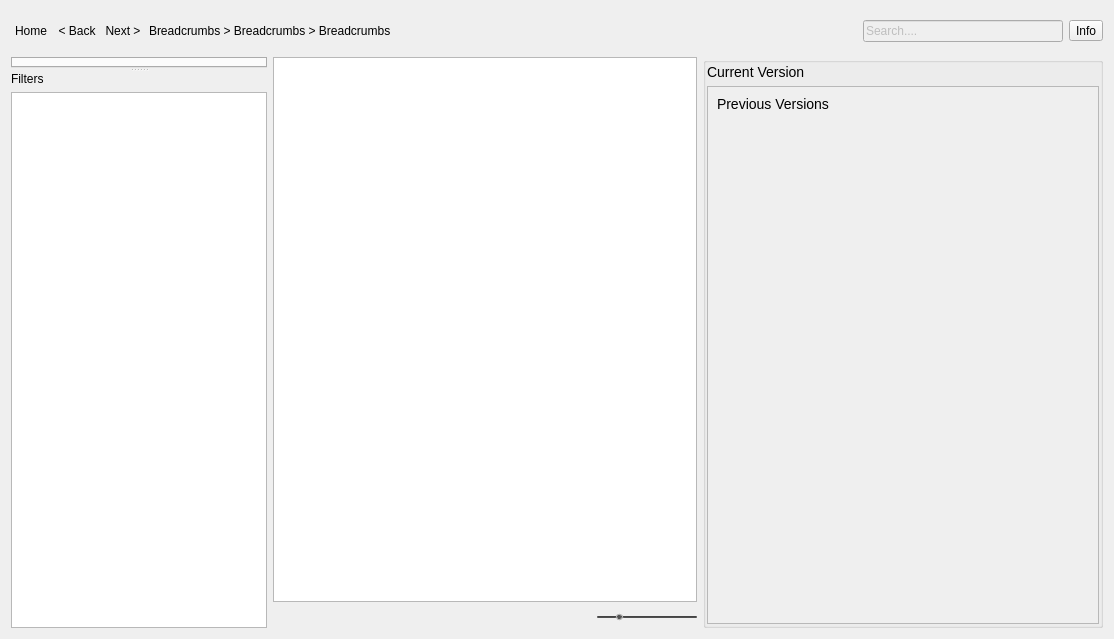
Old version of the form resources/dialog.ui in the repository shotgunsoftware/tk-multi-loader2.
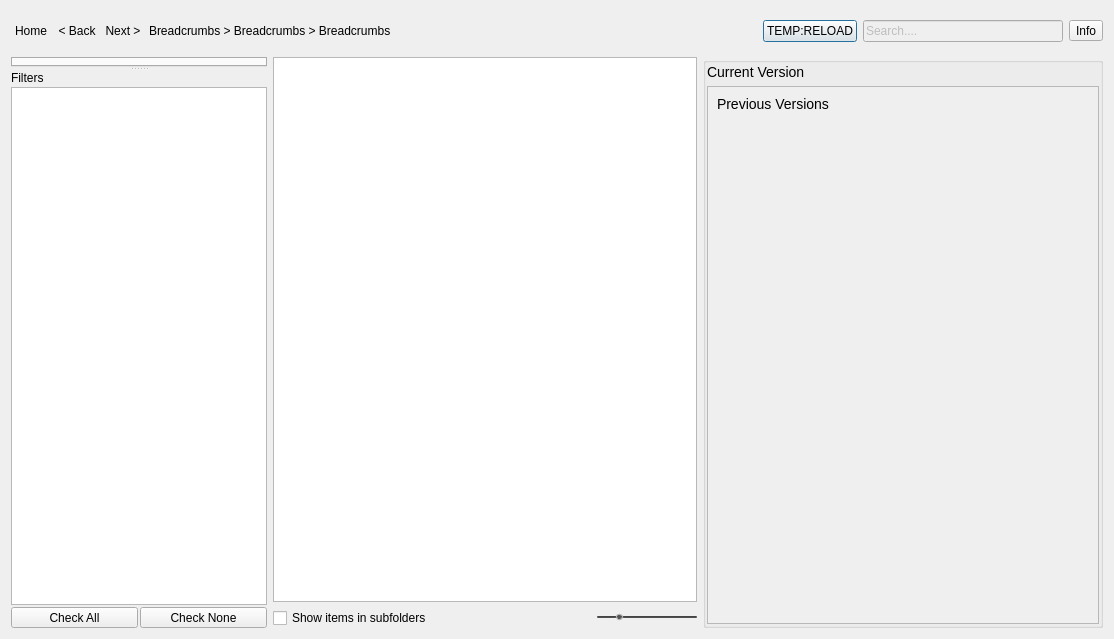
New version of the form. Icons and pictures are not drawn.

Diff of the .ui file:
```diff
--- a/resources/dialog.ui
+++ b/resources/dialog.ui
@@ -114,6 +114,13 @@
        </property>
       </spacer>
      </item>
+     <item>
+      <widget class="QPushButton" name="reload">
+       <property name="text">
+        <string>TEMP:RELOAD</string>
+       </property>
+      </widget>
+     </item>
      <item>
       <widget class="QLineEdit" name="search">
        <property name="enabled">
@@ -180,6 +187,13 @@
      </item>
      <item>
       <layout class="QHBoxLayout" name="horizontalLayout_4">
+       <item>
+        <widget class="QCheckBox" name="checkBox">
+         <property name="text">
+          <string>Show items in subfolders</string>
+         </property>
+        </widget>
+       </item>
        <item>
         <spacer name="horizontalSpacer_3">
          <property name="orientation">
@@ -270,6 +284,9 @@
      </widget>
      <widget class="QWidget" name="layoutWidget">
       <layout class="QVBoxLayout" name="verticalLayout_2">
+       <property name="spacing">
+        <number>2</number>
+       </property>
        <item>
         <widget class="QLabel" name="label_4">
          <property name="text">
@@ -294,11 +311,44 @@
          <property name="selectionMode">
           <enum>QAbstractItemView::NoSelection</enum>
          </property>
+         <property name="spacing">
+          <number>2</number>
+         </property>
          <property name="uniformItemSizes">
           <bool>true</bool>
          </property>
         </widget>
        </item>
+       <item>
+        <layout class="QHBoxLayout" name="horizontalLayout_3">
+         <item>
+          <widget class="QToolButton" name="toolButton_2">
+           <property name="sizePolicy">
+            <sizepolicy hsizetype="Preferred" vsizetype="Fixed">
+             <horstretch>0</horstretch>
+             <verstretch>0</verstretch>
+            </sizepolicy>
+           </property>
+           <property name="text">
+            <string>Check All</string>
+           </property>
+          </widget>
+         </item>
+         <item>
+          <widget class="QToolButton" name="toolButton">
+           <property name="sizePolicy">
+            <sizepolicy hsizetype="Preferred" vsizetype="Fixed">
+             <horstretch>0</horstretch>
+             <verstretch>0</verstretch>
+            </sizepolicy>
+           </property>
+           <property name="text">
+            <string>Check None</string>
+           </property>
+          </widget>
+         </item>
+        </layout>
+       </item>
       </layout>
      </widget>
     </widget>
```
Left out of the diff: 15 changed lines with no effect on the pictures.
